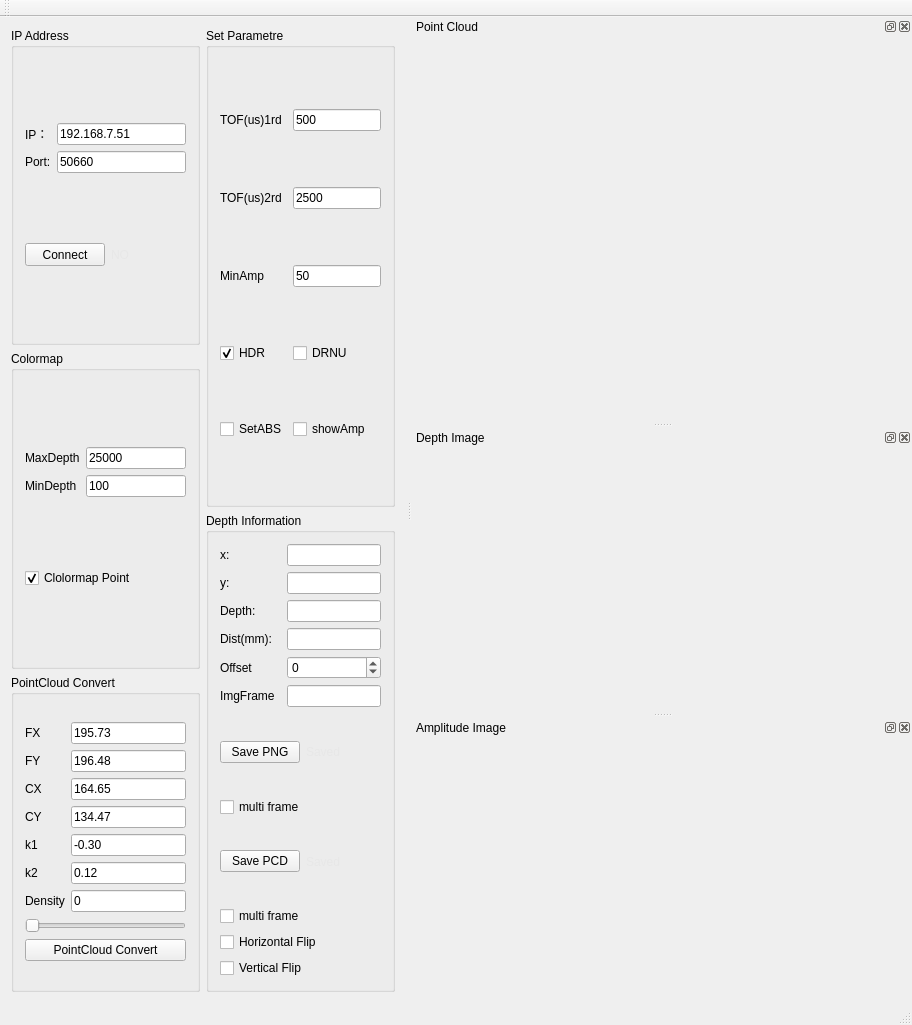
First picture: the form in SmartEye/SmartEye/smarteye.ui, repository SHU3DVision/SmartEye, before the edit.
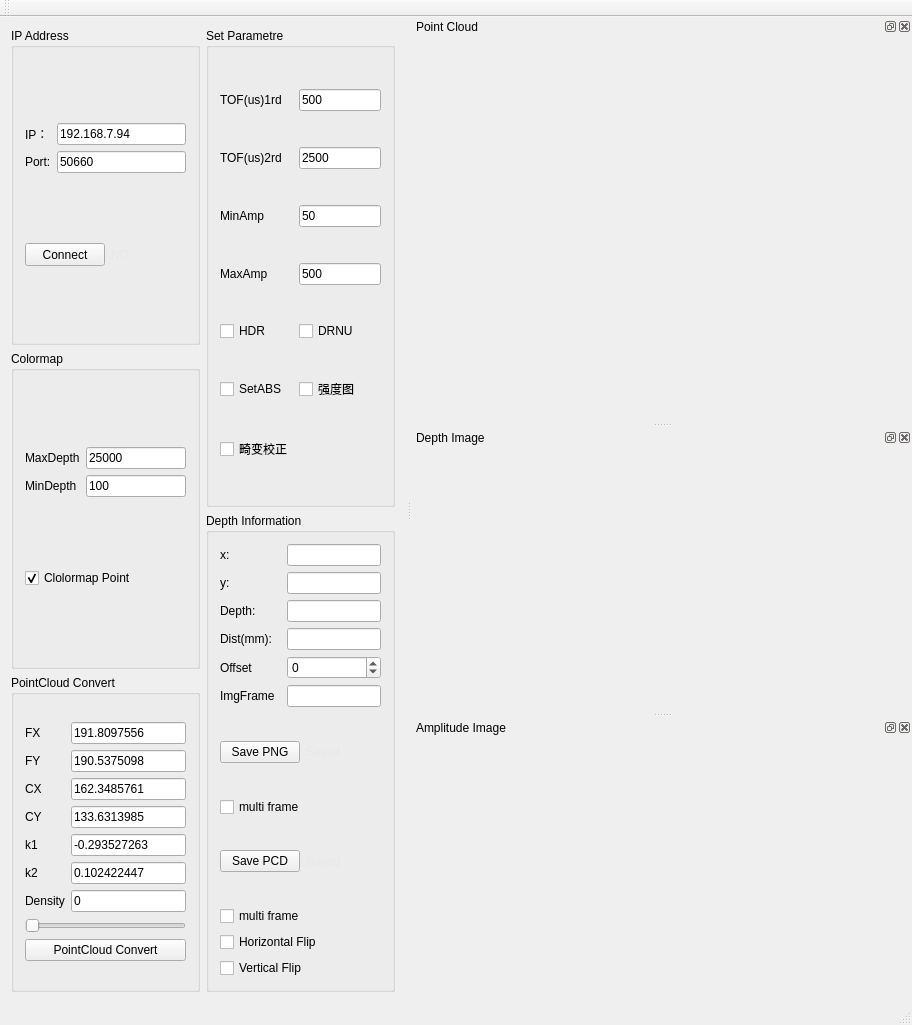
Second picture: the form after the edit. Icons and pictures are not drawn. Custom widgets are drawn as their Qt base class.

Commit message: 增加部分功能： 1.新增对于原始图的畸变校正 2.新增获取界面上的畸变校正参数（原来参数只是从文件中读取，不可修改） 3.新增设置最大强度功能，对强度图取值范围进行缩放 4.当打开强度图时，保存数据时也同步会保存强度图 5.强度图未做HDR调整

```diff
--- a/SmartEye/SmartEye/smarteye.ui
+++ b/SmartEye/SmartEye/smarteye.ui
@@ -11,7 +11,7 @@
    </rect>
   </property>
   <property name="windowTitle">
-   <string>SmartEye V1.0.5</string>
+   <string>SmartEye V1.0.6</string>
   </property>
   <property name="windowIcon">
    <iconset resource="smarteye.qrc">
@@ -88,21 +88,21 @@
              <item row="3" column="1">
               <widget class="QLineEdit" name="CYlineEdit">
                <property name="text">
-                <string>134.47</string>
+                <string>133.6313985</string>
                </property>
               </widget>
              </item>
              <item row="5" column="1">
               <widget class="QLineEdit" name="k2lineEdit">
                <property name="text">
-                <string>0.12</string>
+                <string>0.102422447</string>
                </property>
               </widget>
              </item>
              <item row="0" column="1">
               <widget class="QLineEdit" name="FXlineEdit">
                <property name="text">
-                <string>195.73</string>
+                <string>191.8097556</string>
                </property>
               </widget>
              </item>
@@ -123,7 +123,7 @@
              <item row="4" column="1">
               <widget class="QLineEdit" name="k1lineEdit">
                <property name="text">
-                <string>-0.30</string>
+                <string>-0.293527263</string>
                </property>
               </widget>
              </item>
@@ -137,7 +137,7 @@
              <item row="2" column="1">
               <widget class="QLineEdit" name="CXlineEdit">
                <property name="text">
-                <string>164.65</string>
+                <string>162.3485761</string>
                </property>
               </widget>
              </item>
@@ -179,7 +179,7 @@
              <item row="1" column="1">
               <widget class="QLineEdit" name="FYlineEdit">
                <property name="text">
-                <string>196.48</string>
+                <string>190.5375098</string>
                </property>
               </widget>
              </item>
@@ -247,7 +247,7 @@
            <item row="0" column="1">
             <widget class="QLineEdit" name="IplineEdit">
              <property name="text">
-              <string>192.168.7.51</string>
+              <string>192.168.7.94</string>
              </property>
             </widget>
            </item>
@@ -470,27 +470,6 @@
          <string>Set Parametre</string>
         </property>
         <layout class="QGridLayout" name="gridLayout_6">
-         <item row="0" column="0">
-          <widget class="QLabel" name="label_9">
-           <property name="text">
-            <string>TOF(us)1rd</string>
-           </property>
-          </widget>
-         </item>
-         <item row="0" column="1">
-          <widget class="QLineEdit" name="IntegrationtimelineEdit">
-           <property name="text">
-            <string>500</string>
-           </property>
-          </widget>
-         </item>
-         <item row="1" column="0">
-          <widget class="QLabel" name="label_20">
-           <property name="text">
-            <string>TOF(us)2rd</string>
-           </property>
-          </widget>
-         </item>
          <item row="1" column="1">
           <widget class="QLineEdit" name="IntegrationtimeHDRlineEdit">
            <property name="text">
@@ -498,6 +477,19 @@
            </property>
           </widget>
          </item>
+         <item row="4" column="0">
+          <widget class="QCheckBox" name="checkBoxHDR">
+           <property name="autoFillBackground">
+            <bool>false</bool>
+           </property>
+           <property name="text">
+            <string>HDR</string>
+           </property>
+           <property name="checked">
+            <bool>false</bool>
+           </property>
+          </widget>
+         </item>
          <item row="2" column="0">
           <widget class="QLabel" name="label_16">
            <property name="text">
@@ -505,47 +497,85 @@
            </property>
           </widget>
          </item>
+         <item row="0" column="1">
+          <widget class="QLineEdit" name="IntegrationtimelineEdit">
+           <property name="text">
+            <string>500</string>
+           </property>
+          </widget>
+         </item>
+         <item row="5" column="0">
+          <widget class="QCheckBox" name="checkBoxSetABS">
+           <property name="toolTip">
+            <string>&lt;html&gt;&lt;head/&gt;&lt;body&gt;&lt;p&gt;环境光校准&lt;/p&gt;&lt;/body&gt;&lt;/html&gt;</string>
+           </property>
+           <property name="text">
+            <string>SetABS</string>
+           </property>
+          </widget>
+         </item>
          <item row="2" column="1">
           <widget class="QLineEdit" name="setAmplineEdit">
+           <property name="toolTip">
+            <string>&lt;html&gt;&lt;head/&gt;&lt;body&gt;&lt;p&gt;小于此强度即设为0，不改变缩放下限&lt;/p&gt;&lt;/body&gt;&lt;/html&gt;</string>
+           </property>
            <property name="text">
             <string>50</string>
            </property>
           </widget>
          </item>
-         <item row="3" column="0">
-          <widget class="QCheckBox" name="checkBoxHDR">
-           <property name="autoFillBackground">
-            <bool>false</bool>
-           </property>
+         <item row="5" column="1">
+          <widget class="QCheckBox" name="checkBoxAmp">
            <property name="text">
-            <string>HDR</string>
+            <string>强度图</string>
            </property>
            <property name="checked">
-            <bool>true</bool>
+            <bool>false</bool>
            </property>
           </widget>
          </item>
-         <item row="3" column="1">
+         <item row="4" column="1">
           <widget class="QCheckBox" name="checkBoxDRNU">
            <property name="text">
             <string>DRNU</string>
            </property>
           </widget>
          </item>
-         <item row="4" column="0">
-          <widget class="QCheckBox" name="checkBoxSetABS">
+         <item row="0" column="0">
+          <widget class="QLabel" name="label_9">
+           <property name="text">
+            <string>TOF(us)1rd</string>
+           </property>
+          </widget>
+         </item>
+         <item row="1" column="0">
+          <widget class="QLabel" name="label_20">
+           <property name="text">
+            <string>TOF(us)2rd</string>
+           </property>
+          </widget>
+         </item>
+         <item row="3" column="1">
+          <widget class="QLineEdit" name="setMaxAmplineEdit">
            <property name="toolTip">
-            <string>&lt;html&gt;&lt;head/&gt;&lt;body&gt;&lt;p&gt;环境光校准&lt;/p&gt;&lt;/body&gt;&lt;/html&gt;</string>
+            <string>&lt;html&gt;&lt;head/&gt;&lt;body&gt;&lt;p&gt;所有强度不超过此限定值，即缩放上限&lt;/p&gt;&lt;/body&gt;&lt;/html&gt;</string>
            </property>
            <property name="text">
-            <string>SetABS</string>
+            <string>500</string>
            </property>
           </widget>
          </item>
-         <item row="4" column="1">
-          <widget class="QCheckBox" name="checkBoxAmp">
+         <item row="3" column="0">
+          <widget class="QLabel" name="label_21">
            <property name="text">
-            <string>showAmp</string>
+            <string>MaxAmp</string>
+           </property>
+          </widget>
+         </item>
+         <item row="6" column="0">
+          <widget class="QCheckBox" name="checkBoxCalibration">
+           <property name="text">
+            <string>畸变校正</string>
            </property>
           </widget>
          </item>
```
The commit also changes 14 other files.
